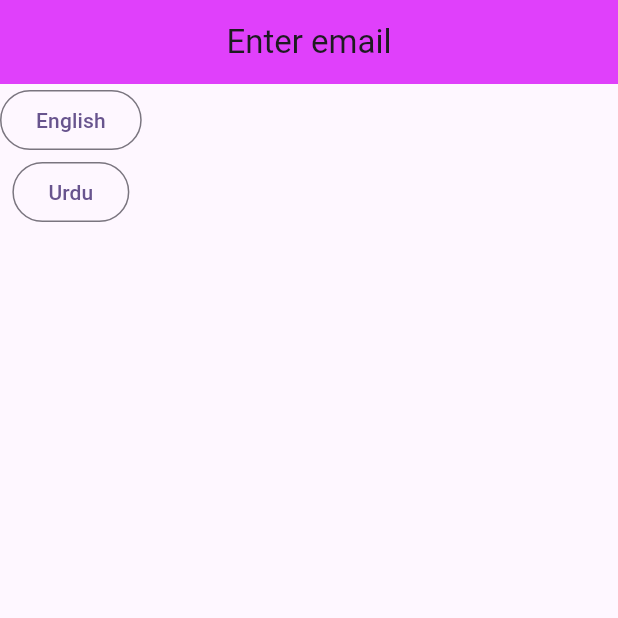
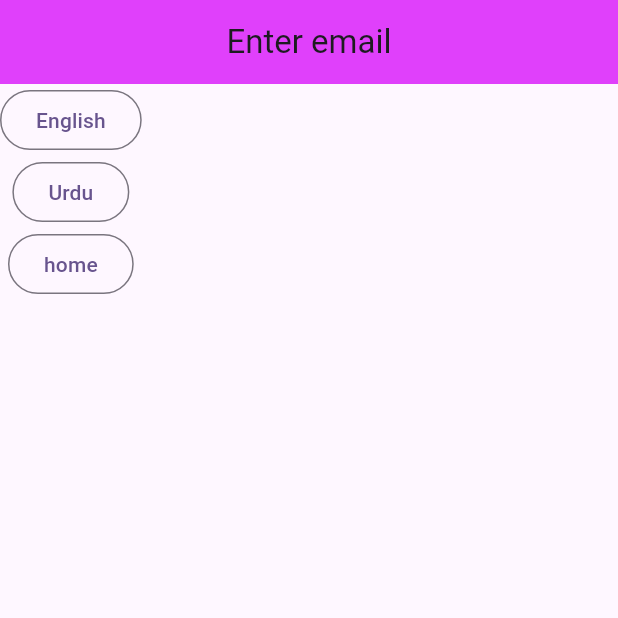
Before and after one commit to saliq03/MVVM-MVC-Artitecture-Practice, a Flutter app: the screen it shows after launch, on a phone screen of 412 x 824 dp, the top half of it. Run offline on Flutter 3.47's test engine with Material 3 defaults, Android fonts, the light colour scheme and no system bars; our stand-ins replace get.

Commit message:
getX Routing

```diff
--- a/lib/main.dart
+++ b/lib/main.dart
@@ -1,6 +1,7 @@
 import 'package:flutter/material.dart';
 import 'package:get/get.dart';
 import 'package:mvvm_artitecture/res/getx_localization/languages.dart';
+import 'package:mvvm_artitecture/res/routes/routes.dart';
 import 'package:mvvm_artitecture/view/splash_screen.dart';
 
 void main() {
@@ -23,7 +24,7 @@ class MyApp extends StatelessWidget {
         colorScheme: ColorScheme.fromSeed(seedColor: Colors.deepPurple),
         useMaterial3: true,
       ),
-      home: SplashScreen()
+      getPages: AppRoutes.appRoutes(),
     );
   }
 }
--- /dev/null
+++ b/lib/res/routes/routes.dart
@@ -0,0 +1,21 @@
+import 'package:get/get.dart';
+import 'package:mvvm_artitecture/res/routes/routes_name.dart';
+import 'package:mvvm_artitecture/view/home.dart';
+import 'package:mvvm_artitecture/view/splash_screen.dart';
+
+class AppRoutes{
+  static appRoutes()=>[
+    GetPage(
+        name: RoutesName.SplashScreen,
+        page: ()=>SplashScreen(),
+        transitionDuration: Duration(seconds: 3),
+         transition: Transition.leftToRightWithFade),
+
+    GetPage(
+        name: RoutesName.HomeScreen,
+        page: ()=>Home(),
+        transitionDuration: Duration(milliseconds: 250),
+        transition: Transition.leftToRightWithFade),
+
+  ];
+}
--- /dev/null
+++ b/lib/res/routes/routes_name.dart
@@ -0,0 +1,4 @@
+class RoutesName{
+  static const String SplashScreen='/';
+  static const String HomeScreen='/homescreen';
+}
--- /dev/null
+++ b/lib/view/home.dart
@@ -0,0 +1,19 @@
+import 'package:flutter/material.dart';
+
+class Home extends StatefulWidget {
+  const Home({super.key});
+
+  @override
+  State<Home> createState() => _HomeState();
+}
+
+class _HomeState extends State<Home> {
+  @override
+  Widget build(BuildContext context) {
+    return Scaffold(
+      appBar: AppBar(
+        title: Text('home'),
+      ),
+    );
+  }
+}
--- a/lib/view/splash_screen.dart
+++ b/lib/view/splash_screen.dart
@@ -1,5 +1,6 @@
 import 'package:flutter/material.dart';
 import 'package:get/get.dart';
+import 'package:mvvm_artitecture/res/routes/routes_name.dart';
 
 class SplashScreen extends StatefulWidget {
   const SplashScreen({super.key});
@@ -24,7 +25,11 @@ class _SplashScreenState extends State<SplashScreen> {
 
         OutlinedButton(onPressed: (){
           Get.updateLocale(Locale('ur','PK'));
-        }, child: Text("Urdu"))
+        }, child: Text("Urdu")),
+
+        OutlinedButton(onPressed: (){
+         Get.toNamed(RoutesName.HomeScreen);
+        }, child: Text("home"))
       ],),
     );
   }
```
